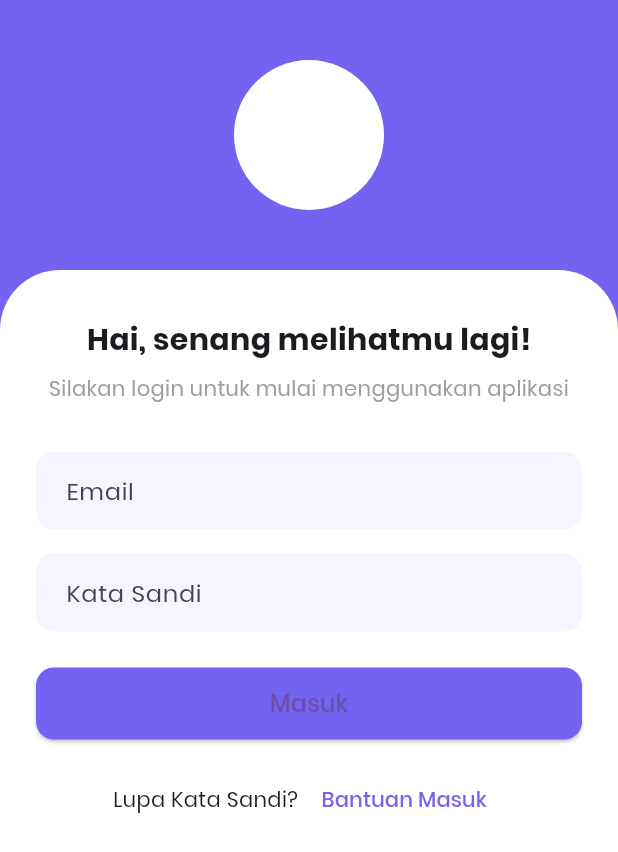
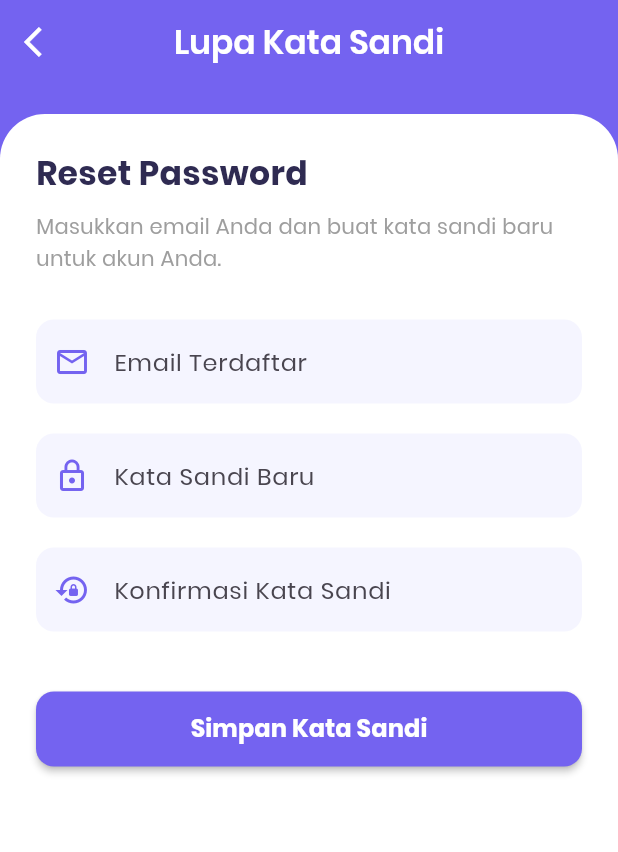
Before and after one commit to zaenalrfn/Pemrograman-Aplikasi-Mobile, a Flutter app: the screen it shows after launch, after a tap on "Bantuan Masuk", on a phone screen of 412 x 824 dp. Shown: the top 852 px of the screen. Run offline on Flutter 3.47's test engine with Material 3 defaults, Android fonts, the phone set to English and light mode, and no system bars; our stand-ins replace camera, flutter_dotenv, flutter_secure_storage, geolocator; accounts and stored records are empty.

Commit message:
feat: add reset password page

```diff
--- a/lib/login_page.dart
+++ b/lib/login_page.dart
@@ -4,6 +4,7 @@ import 'package:flutter/material.dart';
 import 'package:provider/provider.dart';
 import 'package:flutter_secure_storage/flutter_secure_storage.dart';
 import 'beranda_page.dart';
+import 'reset_password_page.dart';
 
 class LoginPage extends StatefulWidget {
   const LoginPage({super.key});
@@ -152,7 +153,10 @@ class _LoginPageState extends State<LoginPage> {
                                 )
                               : const Text(
                                   "Masuk",
-                                  style: TextStyle(fontSize: 16),
+                                  style: TextStyle(
+                                    fontSize: 16,
+                                    color: Colors.white,
+                                  ),
                                 ),
                         ),
                       ),
@@ -162,7 +166,15 @@ class _LoginPageState extends State<LoginPage> {
                         children: [
                           const Text("Lupa Kata Sandi? "),
                           TextButton(
-                            onPressed: () {},
+                            onPressed: () {
+                              Navigator.push(
+                                context,
+                                MaterialPageRoute(
+                                  builder: (context) =>
+                                      const ResetPasswordPage(),
+                                ),
+                              );
+                            },
                             child: const Text(
                               "Bantuan Masuk",
                               style: TextStyle(color: Color(0xFF7463F0)),
--- a/lib/main.dart
+++ b/lib/main.dart
@@ -24,9 +24,10 @@ void main() async {
     MultiProvider(
       providers: [
         ChangeNotifierProvider(create: (_) => ScheduleProvider()),
-        ChangeNotifierProvider(create: (_) => AuthProvider()),
+        // ChangeNotifierProvider(create: (_) => AuthProvider()), // HAPUS INI (Redundant)
         ChangeNotifierProvider(create: (_) => AttendanceProvider()),
         ChangeNotifierProvider(create: (_) => SchedulenextcourseProvider()),
+        // Gunakan satu AuthProvider saja yang sekaligus load user
         ChangeNotifierProvider(
           create: (_) =>
               AuthProvider()..loadUserFromStorage(), // muat user bila ada
@@ -46,7 +47,7 @@ class MyApp extends StatelessWidget {
       debugShowCheckedModeBanner: false,
       title: 'Aplikasi Absensi Mahasiswa',
       theme: ThemeData(fontFamily: 'Poppins'),
-      home: const LoginPage(),
+      home: const AuthWrapper(),
       onGenerateRoute: (settings) {
         switch (settings.name) {
           case '/beranda':
@@ -63,3 +64,30 @@ class MyApp extends StatelessWidget {
     );
   }
 }
+
+class AuthWrapper extends StatelessWidget {
+  const AuthWrapper({super.key});
+
+  @override
+  Widget build(BuildContext context) {
+    // Dengarkan perubahan pada AuthProvider
+    return Consumer<AuthProvider>(
+      builder: (context, auth, _) {
+        // 1. Jika masih loading data dari storage (splash screen sederhana)
+        if (!auth.isInitialized) {
+          return const Scaffold(
+            body: Center(child: CircularProgressIndicator()),
+          );
+        }
+
+        // 2. Jika sudah selesai, cek apakah user login?
+        if (auth.isLoggedIn) {
+          return const BerandaPage();
+        }
+
+        // 3. Jika belum login, tampilkan halaman Login
+        return const LoginPage();
+      },
+    );
+  }
+}
--- a/lib/profil_page.dart
+++ b/lib/profil_page.dart
@@ -107,7 +107,7 @@ class _ProfilePageState extends State<ProfilePage> {
 
       // BOTTOM NAVIGATION BAR
       bottomNavigationBar: CustomBottomNav(
-        currentIndex: 2,
+        currentIndex: 3,
         onTap: (index) {
           switch (index) {
             case 0:
@@ -117,7 +117,7 @@ class _ProfilePageState extends State<ProfilePage> {
               Navigator.pushReplacementNamed(context, '/scan');
               break;
             case 2:
-              // Sudah di halaman Profile/Riwayat (sesuaikan index navigasi Anda)
+              Navigator.pushReplacementNamed(context, '/riwayat');
               break;
             case 3:
               Navigator.pushReplacementNamed(context, '/profil');
--- a/lib/providers/auth_provider.dart
+++ b/lib/providers/auth_provider.dart
@@ -7,10 +7,12 @@ class AuthProvider extends ChangeNotifier {
 
   UserModel? _user;
   String? _token;
+  bool _isInitialized = false;
 
   UserModel? get user => _user;
   String? get token => _token;
   bool get isLoggedIn => _user != null && _token != null;
+  bool get isInitialized => _isInitialized;
 
   Future<bool> login(String email, String password) async {
     final result = await _authService.login(email, password);
@@ -31,10 +33,16 @@ class AuthProvider extends ChangeNotifier {
   }
 
   Future<void> loadUserFromStorage() async {
-    final stored = await _authService.loadUser();
-    if (stored != null) {
-      _user = stored['user'] as UserModel;
-      _token = stored['token'] as String;
+    try {
+      final stored = await _authService.loadUser();
+      if (stored != null) {
+        _user = stored['user'] as UserModel;
+        _token = stored['token'] as String;
+      }
+    } catch (e) {
+      debugPrint('Error loading user from storage: $e');
+    } finally {
+      _isInitialized = true;
       notifyListeners();
     }
   }
--- /dev/null
+++ b/lib/reset_password_page.dart
@@ -0,0 +1,248 @@
+import 'package:flutter/material.dart';
+import 'package:absensi_mahasiswa/services/auth_service.dart';
+
+class ResetPasswordPage extends StatefulWidget {
+  const ResetPasswordPage({super.key});
+
+  @override
+  State<ResetPasswordPage> createState() => _ResetPasswordPageState();
+}
+
+class _ResetPasswordPageState extends State<ResetPasswordPage> {
+  final _formKey = GlobalKey<FormState>();
+
+  final TextEditingController _emailController = TextEditingController();
+  final TextEditingController _newPasswordController = TextEditingController();
+  final TextEditingController _confirmPasswordController =
+      TextEditingController();
+
+  bool _isLoading = false;
+  final AuthService _authService = AuthService();
+
+  Future<void> _handleReset() async {
+    if (!_formKey.currentState!.validate()) return;
+
+    setState(() => _isLoading = true);
+
+    try {
+      // Panggil service reset password
+      print("Resetting password for: ${_emailController.text}");
+      final result = await _authService.resetPassword(
+        _emailController.text.trim(),
+        _newPasswordController.text.trim(),
+      );
+
+      if (!mounted) return;
+
+      if (result['success'] == true) {
+        ScaffoldMessenger.of(context).showSnackBar(
+          SnackBar(
+            content: Text(
+              result['message'] ??
+                  "Berhasil mengubah kata sandi! Silakan login.",
+            ),
+            backgroundColor: Colors.green,
+          ),
+        );
+        Navigator.pop(context); // Kembali ke Login Page
+      } else {
+        ScaffoldMessenger.of(context).showSnackBar(
+          SnackBar(
+            content: Text(result['message'] ?? "Gagal mengubah kata sandi."),
+            backgroundColor: Colors.red,
+          ),
+        );
+      }
+    } catch (e) {
+      ScaffoldMessenger.of(context).showSnackBar(
+        SnackBar(
+          content: Text("Terjadi kesalahan: $e"),
+          backgroundColor: Colors.red,
+        ),
+      );
+    } finally {
+      if (mounted) setState(() => _isLoading = false);
+    }
+  }
+
+  @override
+  void dispose() {
+    _emailController.dispose();
+    _newPasswordController.dispose();
+    _confirmPasswordController.dispose();
+    super.dispose();
+  }
+
+  // Helper untuk membuat InputDecoration konsisten
+  InputDecoration _buildInputDecoration(String label, IconData icon) {
+    return InputDecoration(
+      labelText: label,
+      prefixIcon: Icon(icon, color: const Color(0xFF7463F0)),
+      filled: true,
+      fillColor: const Color(0xFFF5F5FF),
+      border: OutlineInputBorder(
+        borderRadius: BorderRadius.circular(12),
+        borderSide: BorderSide.none,
+      ),
+      focusedBorder: OutlineInputBorder(
+        borderRadius: BorderRadius.circular(12),
+        borderSide: const BorderSide(color: Color(0xFF7463F0), width: 1.5),
+      ),
+    );
+  }
+
+  @override
+  Widget build(BuildContext context) {
+    return Scaffold(
+      backgroundColor: const Color(0xFF7463F0),
+      appBar: AppBar(
+        backgroundColor: Colors.transparent,
+        elevation: 0,
+        leading: IconButton(
+          icon: const Icon(Icons.arrow_back_ios, color: Colors.white),
+          onPressed: () => Navigator.pop(context),
+        ),
+        title: const Text(
+          "Lupa Kata Sandi",
+          style: TextStyle(color: Colors.white, fontWeight: FontWeight.w600),
+        ),
+        centerTitle: true,
+      ),
+      body: SafeArea(
+        child: Column(
+          children: [
+            const SizedBox(height: 20),
+            Expanded(
+              child: Container(
+                width: double.infinity,
+                decoration: const BoxDecoration(
+                  color: Colors.white,
+                  borderRadius: BorderRadius.only(
+                    topLeft: Radius.circular(30),
+                    topRight: Radius.circular(30),
+                  ),
+                ),
+                padding: const EdgeInsets.all(24),
+                child: SingleChildScrollView(
+                  child: Form(
+                    key: _formKey,
+                    child: Column(
+                      crossAxisAlignment: CrossAxisAlignment.start,
+                      children: [
+                        const Text(
+                          "Reset Password",
+                          style: TextStyle(
+                            fontSize: 22,
+                            fontWeight: FontWeight.bold,
+                            color: Color(0xFF2F2B52),
+                          ),
+                        ),
+                        const SizedBox(height: 10),
+                        const Text(
+                          "Masukkan email Anda dan buat kata sandi baru untuk akun Anda.",
+                          style: TextStyle(color: Colors.grey, height: 1.5),
+                        ),
+                        const SizedBox(height: 30),
+
+                        // Input Email
+                        TextFormField(
+                          controller: _emailController,
+                          keyboardType: TextInputType.emailAddress,
+                          decoration: _buildInputDecoration(
+                            "Email Terdaftar",
+                            Icons.email_outlined,
+                          ),
+                          validator: (value) {
+                            if (value == null || value.isEmpty) {
+                              return "Email wajib diisi";
+                            }
+                            if (!RegExp(
+                              r'^[\w-\.]+@([\w-]+\.)+[\w-]{2,4}$',
+                            ).hasMatch(value)) {
+                              return "Format email tidak valid";
+                            }
+                            return null;
+                          },
+                        ),
+                        const SizedBox(height: 20),
+
+                        // Input Password Baru
+                        TextFormField(
+                          controller: _newPasswordController,
+                          obscureText: true,
+                          decoration: _buildInputDecoration(
+                            "Kata Sandi Baru",
+                            Icons.lock_outline,
+                          ),
+                          validator: (value) {
+                            if (value == null || value.isEmpty) {
+                              return "Kata sandi baru wajib diisi";
+                            }
+                            if (value.length < 8) {
+                              return "Minimal 8 karakter";
+                            }
+                            return null;
+                          },
+                        ),
+                        const SizedBox(height: 20),
+
+                        // Confirm Password
+                        TextFormField(
+                          controller: _confirmPasswordController,
+                          obscureText: true,
+                          decoration: _buildInputDecoration(
+                            "Konfirmasi Kata Sandi",
+                            Icons.lock_reset,
+                          ),
+                          validator: (value) {
+                            if (value == null || value.isEmpty) {
+                              return "Konfirmasi kata sandi wajib diisi";
+                            }
+                            if (value != _newPasswordController.text) {
+                              return "Kata sandi tidak cocok";
+                            }
+                            return null;
+                          },
+                        ),
+
+                        const SizedBox(height: 40),
+
+                        // Button Submit
+                        SizedBox(
+                          width: double.infinity,
+                          height: 50,
+                          child: ElevatedButton(
+                            onPressed: _isLoading ? null : _handleReset,
+                            style: ElevatedButton.styleFrom(
+                              backgroundColor: const Color(0xFF7463F0),
+                              shape: RoundedRectangleBorder(
+                                borderRadius: BorderRadius.circular(12),
+                              ),
+                              elevation: 2,
+                            ),
+                            child: _isLoading
+                                ? const CircularProgressIndicator(
+                                    color: Colors.white,
+                                  )
+                                : const Text(
+                                    "Simpan Kata Sandi",
+                                    style: TextStyle(
+                                      fontSize: 16,
+                                      fontWeight: FontWeight.bold,
+                                      color: Colors.white,
+                                    ),
+                                  ),
+                          ),
+                        ),
+                      ],
+                    ),
+                  ),
+                ),
+              ),
+            ),
+          ],
+        ),
+      ),
+    );
+  }
+}
--- a/lib/services/auth_service.dart
+++ b/lib/services/auth_service.dart
@@ -89,6 +89,54 @@ class AuthService {
     return null;
   }
 
+  /// NEW: Reset Password
+  /// Returns { 'success': bool, 'message': String }
+  Future<Map<String, dynamic>> resetPassword(
+    String email,
+    String newPassword,
+  ) async {
+    try {
+      final response = await http.post(
+        Uri.parse('$baseUrl/reset-password'),
+        headers: {
+          'Content-Type': 'application/json',
+          'Accept': 'application/json',
+        },
+        body: jsonEncode({
+          'email': email,
+          'password': newPassword,
+          'password_confirmation': newPassword,
+        }),
+      );
+
+      final body = jsonDecode(response.body);
+
+      if (response.statusCode == 200 || response.statusCode == 201) {
+        return {
+          'success': true,
+          'message': body['message'] ?? 'Berhasil reset password',
+        };
+      } else if (response.statusCode == 422) {
+        // Validation check (e.g. Email not exists)
+        final errors = body['errors'];
+        String msg = body['message'] ?? 'Validasi gagal';
+        if (errors != null && errors is Map) {
+          // Ambil error pertama yang muncul
+          msg = errors.values.first[0];
+        }
+        return {'success': false, 'message': msg};
+      } else {
+        return {
+          'success': false,
+          'message': body['message'] ?? 'Gagal reset password (Server Error)',
+        };
+      }
+    } catch (e) {
+      debugPrint('Reset password error: $e');
+      return {'success': false, 'message': 'Terjadi kesalahan koneksi: $e'};
+    }
+  }
+
   /// Logout: panggil endpoint logout (jika tersedia) lalu hapus storage.
   /// Jika token tidak diberikan, ambil dari storage.
   Future<void> logout([String? token]) async {
```
